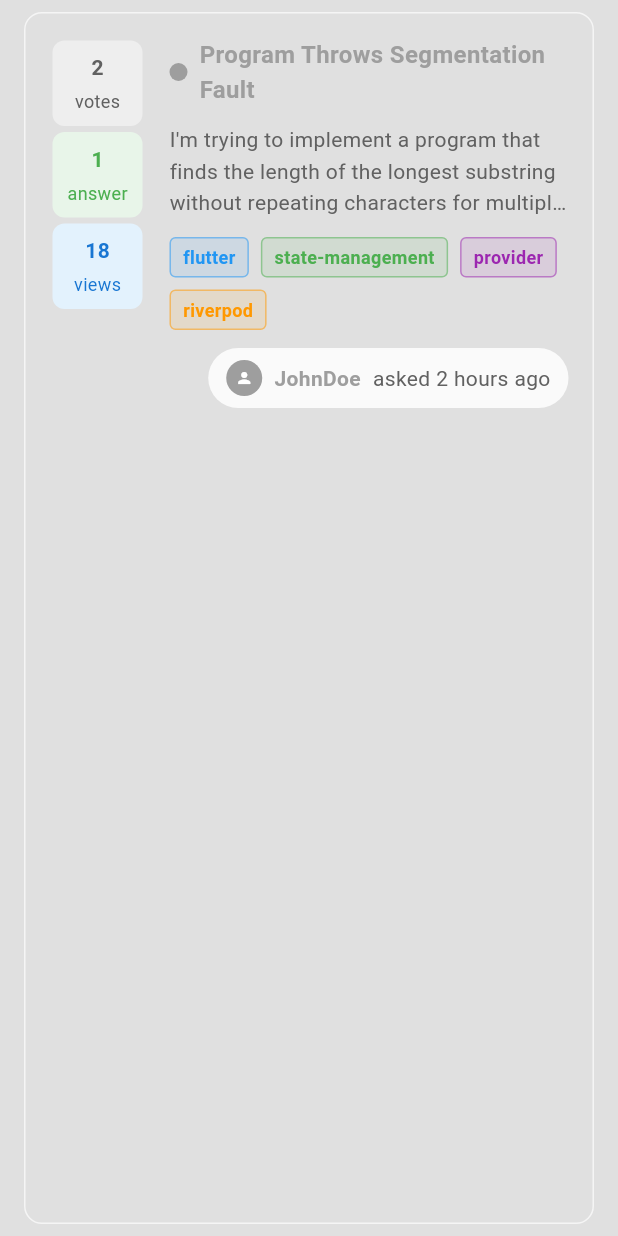
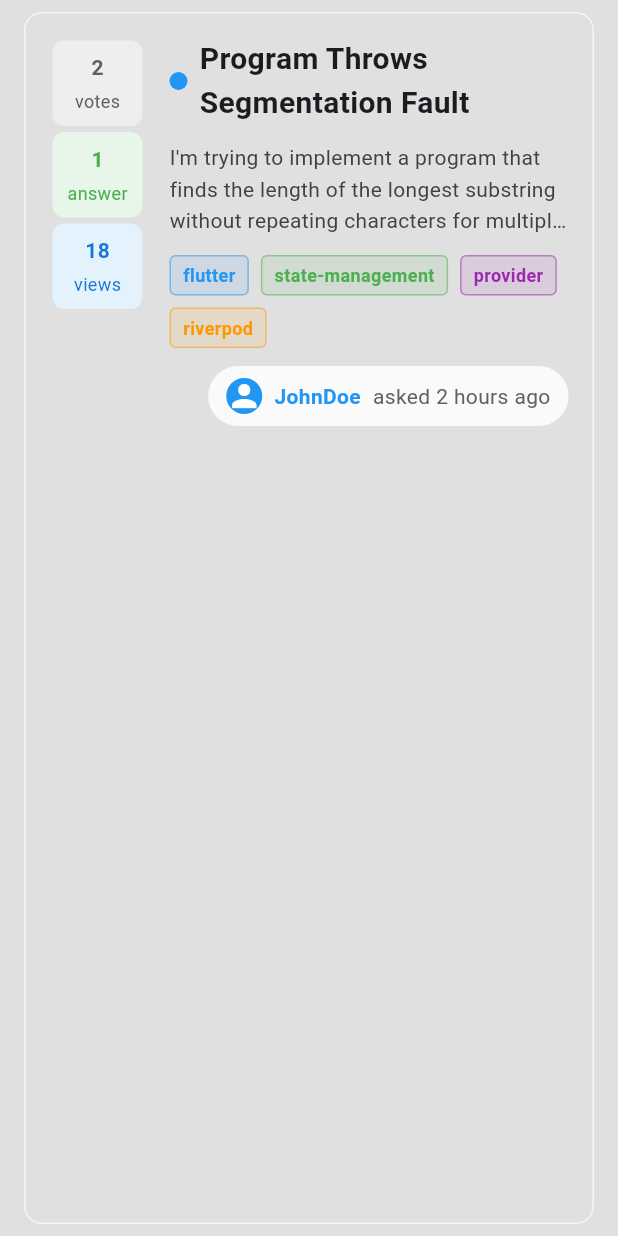
Before and after one commit to abhisheknaik2k20/Competitive_Coding_Arena, a Flutter app: the BuildQuestionItem widget shown alone on an empty page, opened directly with sample values from the repository, on a phone screen of 412 x 824 dp. Run offline on Flutter 3.47's test engine with Material 3 defaults, Android fonts, the light colour scheme and no system bars; our stand-ins replace audioplayers, cached_network_image, calendar_date_picker2, cloud_firestore, faker, firebase_auth and 13 more; missing offline and left inert: agora_rtc_engine, dart:html, dart:ui_web, dev_icons, easy_pie_chart, flutter_code_editor and 6 more; accounts and stored records are empty; network calls fail.

Commit message:
removed mmobile support

```diff
--- a/lib/Stack_OverFlow/stack_screen_data.dart
+++ b/lib/Stack_OverFlow/stack_screen_data.dart
@@ -1,5 +1,4 @@
-import 'package:competitivecodingarena/Stack_OverFlow/DSA/dsa_screen.dart';
-import 'package:competitivecodingarena/Stack_OverFlow/WEB/web_dev_homescreen.dart';
+import 'package:competitivecodingarena/Stack_OverFlow/dsa_screen.dart';
 import 'package:competitivecodingarena/Stack_OverFlow/problem_class.dart';
 import 'package:flutter/material.dart';
 
@@ -41,25 +40,14 @@ class TabItem {
 
 class BuildQuestionItem extends StatelessWidget {
   final StackOverFlowProblemClass stflow_instance;
-  final Color randomColor;
-
-  const BuildQuestionItem(
-      {required this.randomColor, required this.stflow_instance, super.key});
-
+  const BuildQuestionItem({required this.stflow_instance, super.key});
   @override
   Widget build(BuildContext context) {
     return GestureDetector(
       onTap: () {
-        if (stflow_instance.category == "WEB/DEV") {
-          Navigator.of(context).push(MaterialPageRoute(
-              builder: (context) =>
-                  WebDevHomescreen(stflow_instance: stflow_instance)));
-        } else {
-          Navigator.of(context).push(MaterialPageRoute(
-              builder: (context) => DSAScreen(
-                    stflow_instance: stflow_instance,
-                  )));
-        }
+        Navigator.of(context).push(MaterialPageRoute(
+            builder: (context) =>
+                ProblemScreen(stflow_instance: stflow_instance)));
       },
       child: Container(
         margin: const EdgeInsets.symmetric(horizontal: 16, vertical: 8),
@@ -88,7 +76,7 @@ class BuildQuestionItem extends StatelessWidget {
                         height: 12,
                         decoration: BoxDecoration(
                           shape: BoxShape.circle,
-                          color: randomColor,
+                          color: Colors.blue,
                         ),
                       ),
                       const SizedBox(width: 8),
@@ -96,8 +84,7 @@ class BuildQuestionItem extends StatelessWidget {
                         child: Text(
                           stflow_instance.problem_title,
                           style: TextStyle(
-                            fontSize: 16,
-                            color: randomColor,
+                            fontSize: 20,
                             fontWeight: FontWeight.bold,
                           ),
                         ),
@@ -109,7 +96,11 @@ class BuildQuestionItem extends StatelessWidget {
                     stflow_instance.problem_description,
                     maxLines: 3,
                     overflow: TextOverflow.ellipsis,
-                    style: TextStyle(color: Colors.grey.shade700, height: 1.5),
+                    style: TextStyle(
+                        color: Theme.of(context).brightness == Brightness.dark
+                            ? Colors.grey.shade500
+                            : Colors.grey.shade800,
+                        height: 1.5),
                   ),
                   const SizedBox(height: 12),
                   Wrap(
@@ -133,15 +124,15 @@ class BuildQuestionItem extends StatelessWidget {
                           children: [
                             CircleAvatar(
                               radius: 12,
-                              backgroundColor: randomColor,
+                              backgroundColor: Colors.blue,
                               child: const Icon(Icons.person,
-                                  size: 12, color: Colors.white),
+                                  size: 24, color: Colors.white),
                             ),
                             const SizedBox(width: 8),
                             Text(
                               'JohnDoe',
                               style: TextStyle(
-                                color: randomColor,
+                                color: Colors.blue,
                                 fontWeight: FontWeight.bold,
                               ),
                             ),
```
Also changed, not shown: lib/Stack_OverFlow/MOBILE/mobile_homescreen.dart (deleted, +0 -109 lines), lib/Stack_OverFlow/dsa_screen.dart (renamed from lib/Stack_OverFlow/DSA/dsa_screen.dart, +12 -10 lines), lib/Stack_OverFlow/problem_class.dart (+8 -8 lines), lib/Stack_OverFlow/stack_overflow_screen.dart (+6 -5 lines), lib/Stack_OverFlow/COMMAN_SCREENS/live_submissions.dart (renamed from lib/Stack_OverFlow/DSA/live_submissions.dart), lib/Stack_OverFlow/COMMAN_SCREENS/preview_submission.dart (renamed from lib/Stack_OverFlow/DSA/preview_submission.dart), lib/Stack_OverFlow/COMMAN_SCREENS/problem_description.dart (renamed from lib/Stack_OverFlow/DSA/problem_description.dart), lib/Stack_OverFlow/COMMAN_SCREENS/problem_statement.dart (renamed from lib/Stack_OverFlow/DSA/problem_statement.dart), lib/Stack_OverFlow/COMMAN_SCREENS/problem_title.dart (renamed from lib/Stack_OverFlow/DSA/problem_title.dart), lib/Stack_OverFlow/COMMAN_SCREENS/submission_class.dart (renamed from lib/Stack_OverFlow/DSA/submission_class.dart).
